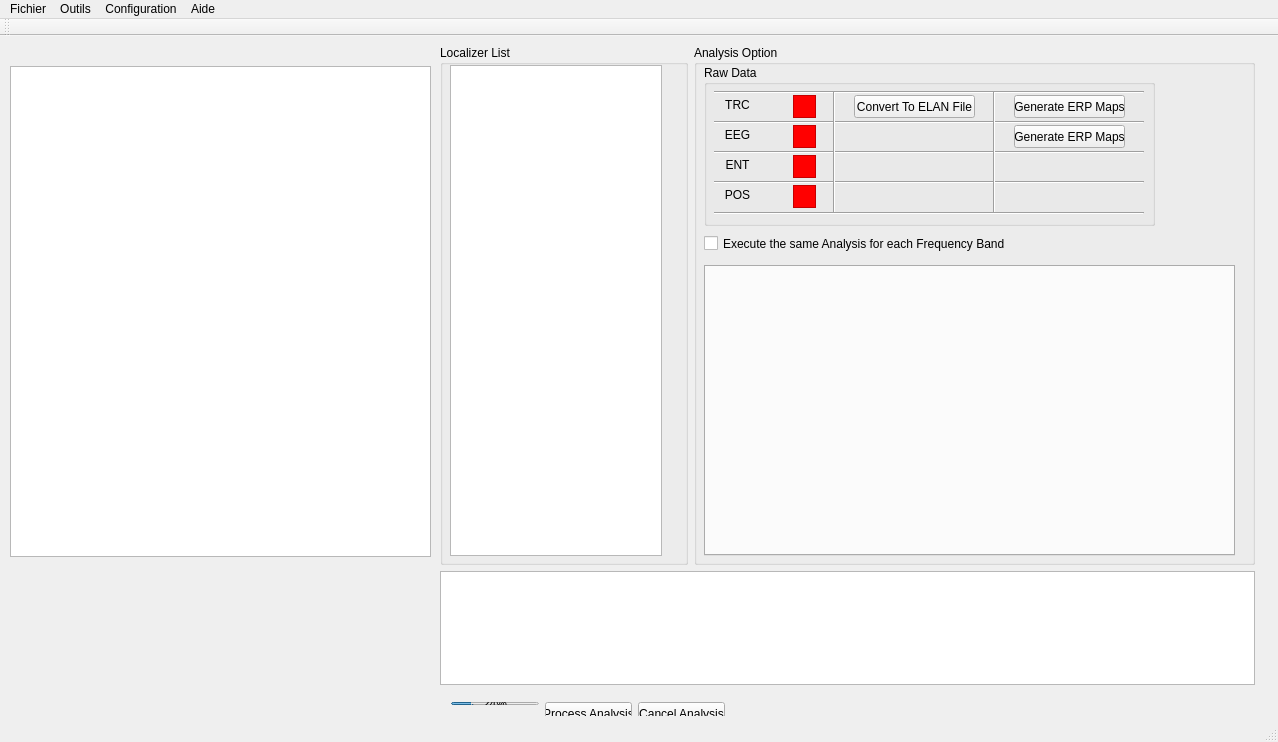
The window that Localizer/localizer.ui (CRNL-Eduwell/Localizer) describes before a commit, drawn with Qt 5.
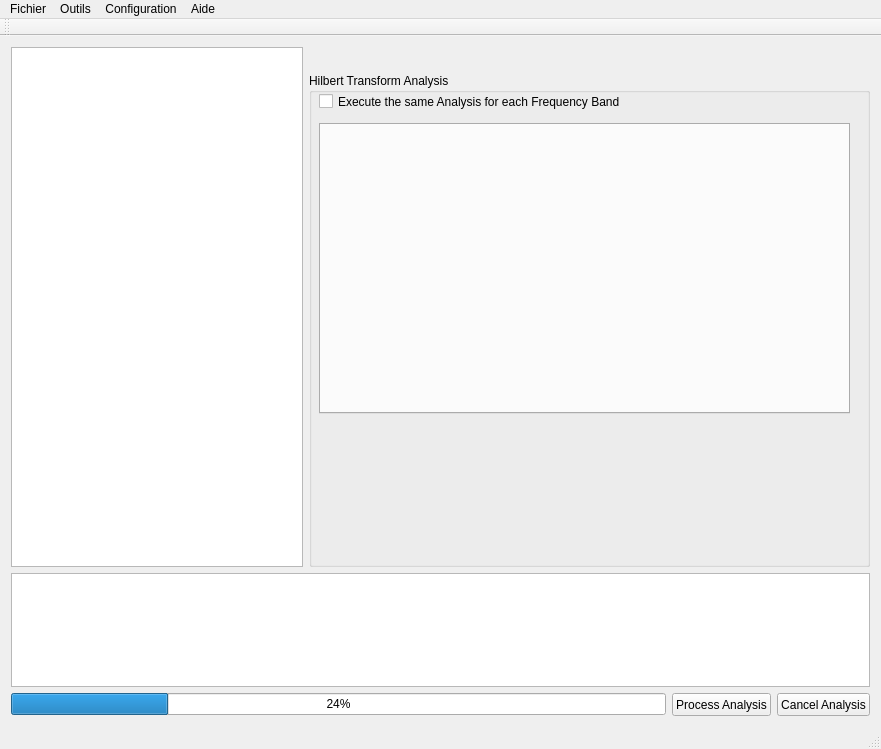
The same window after the commit. Custom widgets are drawn as their Qt base class.

Commit message: Début nouvelle UI

What changed in the file:
```diff
--- a/Localizer/localizer.ui
+++ b/Localizer/localizer.ui
@@ -6,7 +6,7 @@
    <rect>
     <x>0</x>
     <y>0</y>
-    <width>1278</width>
+    <width>881</width>
     <height>742</height>
    </rect>
   </property>
@@ -14,68 +14,9 @@
    <string>Localizer</string>
   </property>
   <widget class="QWidget" name="centralWidget">
-   <widget class="QGroupBox" name="trcGroupBox">
-    <property name="geometry">
-     <rect>
-      <x>440</x>
-      <y>9</y>
-      <width>248</width>
-      <height>520</height>
-     </rect>
-    </property>
-    <property name="minimumSize">
-     <size>
-      <width>248</width>
-      <height>520</height>
-     </size>
-    </property>
-    <property name="title">
-     <string>Localizer List</string>
-    </property>
-    <widget class="QListWidget" name="TRCListWidget">
-     <property name="geometry">
-      <rect>
-       <x>10</x>
-       <y>20</y>
-       <width>212</width>
-       <height>491</height>
-      </rect>
-     </property>
-     <property name="mouseTracking">
-      <bool>true</bool>
-     </property>
-     <property name="focusPolicy">
-      <enum>Qt::ClickFocus</enum>
-     </property>
-     <property name="selectionMode">
-      <enum>QAbstractItemView::ExtendedSelection</enum>
-     </property>
-     <property name="textElideMode">
-      <enum>Qt::ElideLeft</enum>
-     </property>
-     <property name="layoutMode">
-      <enum>QListView::SinglePass</enum>
-     </property>
-     <property name="viewMode">
-      <enum>QListView::ListMode</enum>
-     </property>
-     <property name="wordWrap">
-      <bool>false</bool>
-     </property>
-     <property name="sortingEnabled">
-      <bool>false</bool>
-     </property>
-    </widget>
-   </widget>
+   <layout class="QGridLayout" name="gridLayout">
+    <item row="1" column="1">
    <widget class="QGroupBox" name="analysisGroupBox">
-    <property name="geometry">
-     <rect>
-      <x>694</x>
-      <y>9</y>
-      <width>561</width>
-      <height>520</height>
-     </rect>
-    </property>
     <property name="minimumSize">
      <size>
       <width>561</width>
@@ -83,13 +24,13 @@
      </size>
     </property>
     <property name="title">
-     <string>Analysis Option</string>
+       <string>Hilbert Transform Analysis</string>
     </property>
     <widget class="QTabWidget" name="freqTabWidget">
      <property name="geometry">
       <rect>
        <x>10</x>
-       <y>220</y>
+         <y>50</y>
        <width>531</width>
        <height>291</height>
       </rect>
@@ -98,322 +39,11 @@
       <number>-1</number>
      </property>
     </widget>
-    <widget class="QGroupBox" name="rawDataGroupBox">
-     <property name="geometry">
-      <rect>
-       <x>10</x>
-       <y>20</y>
-       <width>451</width>
-       <height>161</height>
-      </rect>
-     </property>
-     <property name="title">
-      <string>Raw Data</string>
-     </property>
-     <widget class="QFrame" name="TRCFrame">
-      <property name="geometry">
-       <rect>
-        <x>89</x>
-        <y>30</y>
-        <width>23</width>
-        <height>23</height>
-       </rect>
-      </property>
-      <property name="autoFillBackground">
-       <bool>false</bool>
-      </property>
-      <property name="styleSheet">
-       <string notr="true">background:rgb(255, 0, 0)</string>
-      </property>
-      <property name="frameShape">
-       <enum>QFrame::StyledPanel</enum>
-      </property>
-      <property name="frameShadow">
-       <enum>QFrame::Raised</enum>
-      </property>
-     </widget>
-     <widget class="QLabel" name="label_30">
-      <property name="geometry">
-       <rect>
-        <x>10</x>
-        <y>200</y>
-        <width>47</width>
-        <height>20</height>
-       </rect>
-      </property>
-      <property name="text">
-       <string>POS</string>
-      </property>
-      <property name="alignment">
-       <set>Qt::AlignCenter</set>
-      </property>
-     </widget>
-     <widget class="QLabel" name="label_31">
-      <property name="geometry">
-       <rect>
-        <x>10</x>
-        <y>30</y>
-        <width>47</width>
-        <height>20</height>
-       </rect>
-      </property>
-      <property name="text">
-       <string>TRC</string>
-      </property>
-      <property name="alignment">
-       <set>Qt::AlignCenter</set>
-      </property>
-     </widget>
-     <widget class="QLabel" name="label_32">
-      <property name="geometry">
-       <rect>
-        <x>10</x>
-        <y>60</y>
-        <width>47</width>
-        <height>20</height>
-       </rect>
-      </property>
-      <property name="text">
-       <string>EEG</string>
-      </property>
-      <property name="alignment">
-       <set>Qt::AlignCenter</set>
-      </property>
-     </widget>
-     <widget class="QLabel" name="label_33">
-      <property name="geometry">
-       <rect>
-        <x>10</x>
-        <y>90</y>
-        <width>47</width>
-        <height>20</height>
-       </rect>
-      </property>
-      <property name="text">
-       <string>ENT</string>
-      </property>
-      <property name="alignment">
-       <set>Qt::AlignCenter</set>
-      </property>
-     </widget>
-     <widget class="QFrame" name="EEGFrame">
-      <property name="geometry">
-       <rect>
-        <x>89</x>
-        <y>60</y>
-        <width>23</width>
-        <height>23</height>
-       </rect>
-      </property>
-      <property name="autoFillBackground">
-       <bool>false</bool>
-      </property>
-      <property name="styleSheet">
-       <string notr="true">background:rgb(255, 0, 0)</string>
-      </property>
-      <property name="frameShape">
-       <enum>QFrame::StyledPanel</enum>
-      </property>
-      <property name="frameShadow">
-       <enum>QFrame::Raised</enum>
-      </property>
-     </widget>
-     <widget class="QFrame" name="POSFrame">
-      <property name="geometry">
-       <rect>
-        <x>89</x>
-        <y>120</y>
-        <width>23</width>
-        <height>23</height>
-       </rect>
-      </property>
-      <property name="autoFillBackground">
-       <bool>false</bool>
-      </property>
-      <property name="styleSheet">
-       <string notr="true">background:rgb(255, 0, 0)</string>
-      </property>
-      <property name="frameShape">
-       <enum>QFrame::StyledPanel</enum>
-      </property>
-      <property name="frameShadow">
-       <enum>QFrame::Raised</enum>
-      </property>
-     </widget>
-     <widget class="QPushButton" name="ToElanButton">
-      <property name="geometry">
-       <rect>
-        <x>150</x>
-        <y>30</y>
-        <width>121</width>
-        <height>23</height>
-       </rect>
-      </property>
-      <property name="text">
-       <string>Convert To ELAN File</string>
-      </property>
-     </widget>
-     <widget class="QFrame" name="ENTFrame">
-      <property name="geometry">
-       <rect>
-        <x>89</x>
-        <y>90</y>
-        <width>23</width>
-        <height>23</height>
-       </rect>
-      </property>
-      <property name="autoFillBackground">
-       <bool>false</bool>
-      </property>
-      <property name="styleSheet">
-       <string notr="true">background:rgb(255, 0, 0)</string>
-      </property>
-      <property name="frameShape">
-       <enum>QFrame::StyledPanel</enum>
-      </property>
-      <property name="frameShadow">
-       <enum>QFrame::Raised</enum>
-      </property>
-     </widget>
-     <widget class="QPushButton" name="TrcERPButton">
-      <property name="geometry">
-       <rect>
-        <x>310</x>
-        <y>30</y>
-        <width>111</width>
-        <height>23</height>
-       </rect>
-      </property>
-      <property name="text">
-       <string>Generate ERP Maps</string>
-      </property>
-     </widget>
-     <widget class="QLabel" name="label_34">
-      <property name="geometry">
-       <rect>
-        <x>10</x>
-        <y>120</y>
-        <width>47</width>
-        <height>20</height>
-       </rect>
-      </property>
-      <property name="text">
-       <string>POS</string>
-      </property>
-      <property name="alignment">
-       <set>Qt::AlignCenter</set>
-      </property>
-     </widget>
-     <widget class="QPushButton" name="ElanERPButton">
-      <property name="geometry">
-       <rect>
-        <x>310</x>
-        <y>60</y>
-        <width>111</width>
-        <height>23</height>
-       </rect>
-      </property>
-      <property name="text">
-       <string>Generate ERP Maps</string>
-      </property>
-     </widget>
-     <widget class="Line" name="line_35">
-      <property name="geometry">
-       <rect>
-        <x>10</x>
-        <y>49</y>
-        <width>430</width>
-        <height>16</height>
-       </rect>
-      </property>
-      <property name="orientation">
-       <enum>Qt::Horizontal</enum>
-      </property>
-     </widget>
-     <widget class="Line" name="line_36">
-      <property name="geometry">
-       <rect>
-        <x>10</x>
-        <y>79</y>
-        <width>430</width>
-        <height>16</height>
-       </rect>
-      </property>
-      <property name="orientation">
-       <enum>Qt::Horizontal</enum>
-      </property>
-     </widget>
-     <widget class="Line" name="line_37">
-      <property name="geometry">
-       <rect>
-        <x>10</x>
-        <y>109</y>
-        <width>430</width>
-        <height>16</height>
-       </rect>
-      </property>
-      <property name="orientation">
-       <enum>Qt::Horizontal</enum>
-      </property>
-     </widget>
-     <widget class="Line" name="line_38">
-      <property name="geometry">
-       <rect>
-        <x>10</x>
-        <y>19</y>
-        <width>430</width>
-        <height>16</height>
-       </rect>
-      </property>
-      <property name="orientation">
-       <enum>Qt::Horizontal</enum>
-      </property>
-     </widget>
-     <widget class="Line" name="line_39">
-      <property name="geometry">
-       <rect>
-        <x>10</x>
-        <y>140</y>
-        <width>430</width>
-        <height>16</height>
-       </rect>
-      </property>
-      <property name="orientation">
-       <enum>Qt::Horizontal</enum>
-      </property>
-     </widget>
-     <widget class="Line" name="line_40">
-      <property name="geometry">
-       <rect>
-        <x>280</x>
-        <y>26</y>
-        <width>20</width>
-        <height>122</height>
-       </rect>
-      </property>
-      <property name="orientation">
-       <enum>Qt::Vertical</enum>
-      </property>
-     </widget>
-     <widget class="Line" name="line_41">
-      <property name="geometry">
-       <rect>
-        <x>120</x>
-        <y>26</y>
-        <width>20</width>
-        <height>122</height>
-       </rect>
-      </property>
-      <property name="orientation">
-       <enum>Qt::Vertical</enum>
-      </property>
-     </widget>
-    </widget>
     <widget class="QCheckBox" name="sameanaCheckBox">
      <property name="geometry">
       <rect>
        <x>10</x>
-       <y>190</y>
+         <y>20</y>
        <width>331</width>
        <height>17</height>
       </rect>
@@ -423,15 +53,31 @@
      </property>
     </widget>
    </widget>
+    </item>
+    <item row="0" column="1">
+     <widget class="QLabel" name="FolderCountLabel">
+      <property name="minimumSize">
+       <size>
+        <width>0</width>
+        <height>20</height>
+       </size>
+      </property>
+      <property name="maximumSize">
+       <size>
+        <width>16777215</width>
+        <height>20</height>
+       </size>
+      </property>
+      <property name="text">
+       <string/>
+      </property>
+      <property name="alignment">
+       <set>Qt::AlignCenter</set>
+      </property>
+     </widget>
+    </item>
+    <item row="2" column="0" colspan="2">
    <widget class="QTextBrowser" name="messageDisplayer">
-    <property name="geometry">
-     <rect>
-      <x>440</x>
-      <y>535</y>
-      <width>815</width>
-      <height>114</height>
-     </rect>
-    </property>
     <property name="minimumSize">
      <size>
       <width>815</width>
@@ -439,28 +85,8 @@
      </size>
     </property>
    </widget>
-   <widget class="QTreeView" name="FileTreeView">
-    <property name="geometry">
-     <rect>
-      <x>10</x>
-      <y>30</y>
-      <width>421</width>
-      <height>491</height>
-     </rect>
-    </property>
-    <property name="selectionMode">
-     <enum>QAbstractItemView::ExtendedSelection</enum>
-    </property>
-   </widget>
-   <widget class="QWidget" name="layoutWidget">
-    <property name="geometry">
-     <rect>
-      <x>440</x>
-      <y>655</y>
-      <width>296</width>
-      <height>25</height>
-     </rect>
-    </property>
+    </item>
+    <item row="3" column="0" colspan="2">
     <layout class="QHBoxLayout" name="horizontalLayout">
      <item>
       <widget class="QProgressBar" name="progressBar">
@@ -496,14 +122,34 @@
       </widget>
      </item>
     </layout>
-   </widget>
+    </item>
+    <item row="0" column="0" rowspan="2">
+     <widget class="DeselectableTreeView" name="FileTreeView">
+      <property name="sizePolicy">
+       <sizepolicy hsizetype="Expanding" vsizetype="Expanding">
+        <horstretch>0</horstretch>
+        <verstretch>0</verstretch>
+       </sizepolicy>
+      </property>
+      <property name="minimumSize">
+       <size>
+        <width>241</width>
+        <height>520</height>
+       </size>
+      </property>
+      <property name="selectionMode">
+       <enum>QAbstractItemView::ExtendedSelection</enum>
+      </property>
+     </widget>
+    </item>
+   </layout>
   </widget>
   <widget class="QMenuBar" name="menuBar">
    <property name="geometry">
     <rect>
      <x>0</x>
      <y>0</y>
-     <width>1278</width>
+     <width>881</width>
      <height>21</height>
     </rect>
    </property>
@@ -597,6 +243,13 @@
   </action>
  </widget>
  <layoutdefault spacing="6" margin="11"/>
+ <customwidgets>
+  <customwidget>
+   <class>DeselectableTreeView</class>
+   <extends>QTreeView</extends>
+   <header>DeselectableTreeView.h</header>
+  </customwidget>
+ </customwidgets>
  <resources>
   <include location="localizer.qrc"/>
  </resources>
```
Lines whose indentation alone changed are shown as unchanged. The commit also changes 6 other files.
